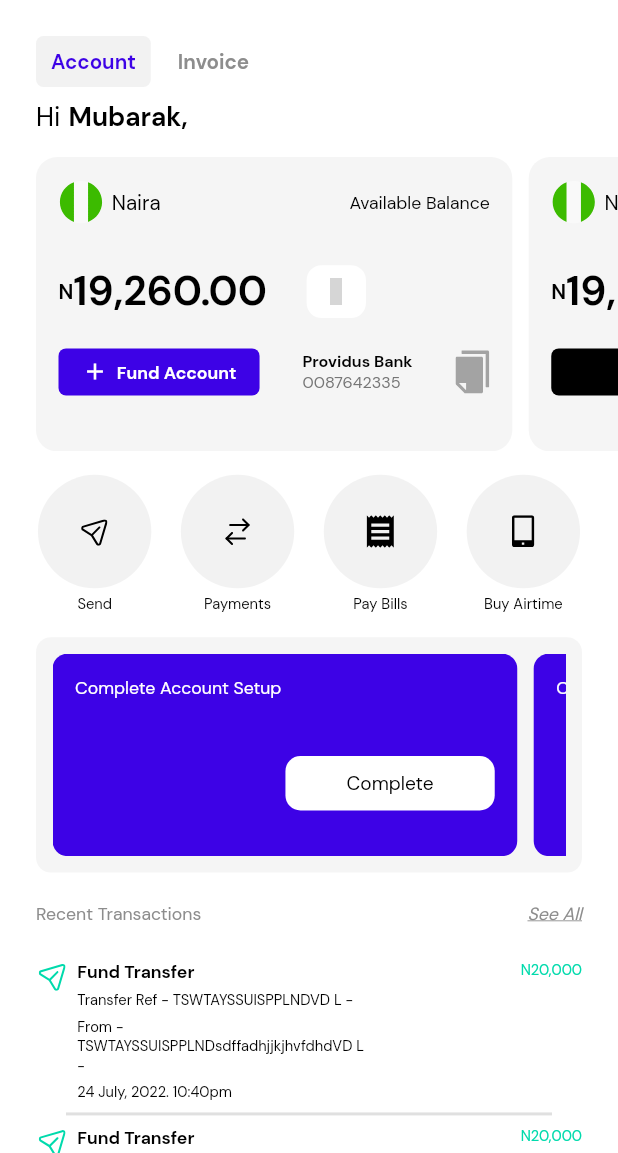
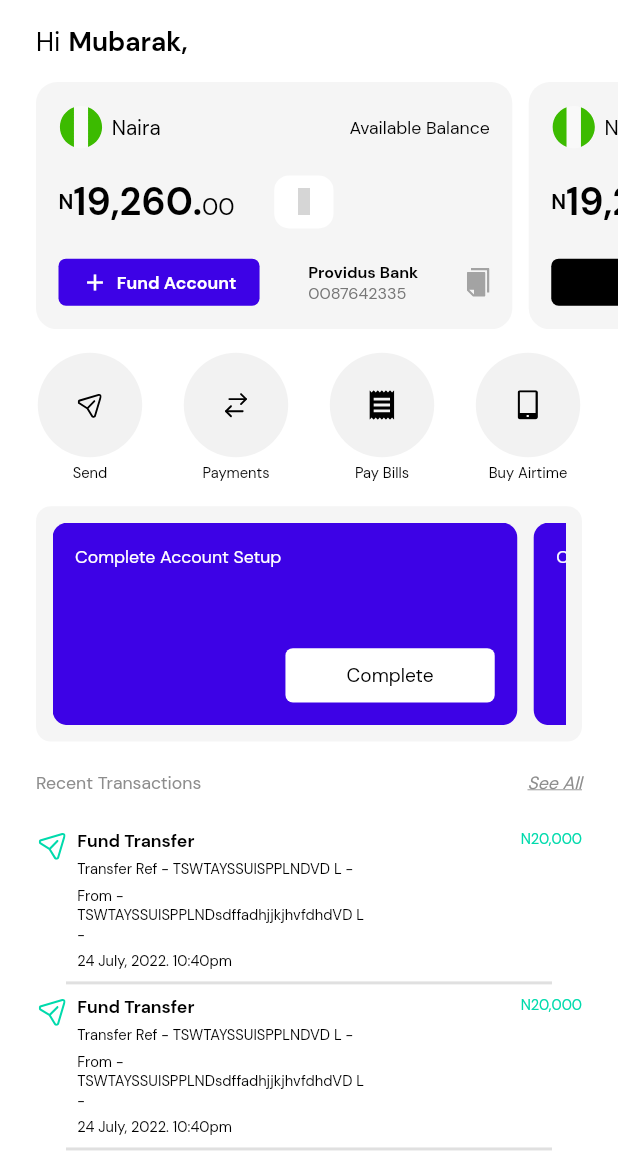
Before and after one commit to tech-cleverafrica/sprout-mobile, a Flutter app: the HomePage screen opened directly, on a phone screen of 412 x 824 dp, the part 83-1236 px from its top. Run offline on Flutter 3.47's test engine with Material 2 defaults, Android fonts, the phone set to English and light mode, and no system bars; drawn by our look-alikes of flutter_styled_toast; our stand-ins replace badges, community_material_icon, dropdown_button2, flutter_easyloading, flutter_masked_text2, flutter_pw_validator and 7 more; missing offline and left inert: neon_circular_timer; accounts and stored records are empty; grey boxes are pictures that could not be loaded.

Commit message:
adjusted home page to cater for more content

```diff
--- a/lib/src/components/home/view/homepage.dart
+++ b/lib/src/components/home/view/homepage.dart
@@ -38,8 +38,9 @@ class _HomePageState extends State<HomePage> {
           addVerticalSpace(19.h),
           getHomeHeader(isDarkMode),
           addVerticalSpace(16.h),
-          getDisplaySwitch(isDarkMode),
-          showInvoice ? getInvoiceDisplay() : getHomeDisplay(isDarkMode, theme)
+          // getDisplaySwitch(isDarkMode),
+          getHomeDisplay(isDarkMode, theme)
+          // showInvoice ? getInvoiceDisplay() : getHomeDisplay(isDarkMode, theme)
         ])),
       ),
     );
@@ -149,7 +150,7 @@ class _HomePageState extends State<HomePage> {
         ),
         addVerticalSpace(16.h),
         SizedBox(
-          height: 200.h,
+          height: MediaQuery.of(context).size.height * 0.2,
           child: ListView(
             padding: EdgeInsets.symmetric(horizontal: 24),
             shrinkWrap: true,
@@ -161,7 +162,8 @@ class _HomePageState extends State<HomePage> {
                 currency: "Naira",
                 title: "Available Balance",
                 symbol: "N",
-                balance: "19,260.00",
+                naira: "19,260",
+                kobo: "00",
                 bank: "Providus Bank",
                 accountNumber: "0087642335",
                 buttontext: "Fund Account",
@@ -178,7 +180,8 @@ class _HomePageState extends State<HomePage> {
                 currency: "Naira",
                 title: "Savings Balance",
                 symbol: "N",
-                balance: "19,260.00",
+                naira: "19,260",
+                kobo: "00",
                 bank: "Providus Bank",
                 accountNumber: "0087642335",
                 buttontext: "Details",
@@ -195,7 +198,8 @@ class _HomePageState extends State<HomePage> {
                 currency: "USD",
                 title: "Account Balance",
                 symbol: 'N',
-                balance: "120.00 ",
+                naira: "19,260",
+                kobo: "00",
                 bank: "Providus Bank",
                 accountNumber: "0087642335",
                 buttontext: "Details",
@@ -237,6 +241,7 @@ class _HomePageState extends State<HomePage> {
                         padding: const EdgeInsets.all(15.0),
                         child: Column(
                           crossAxisAlignment: CrossAxisAlignment.start,
+                          mainAxisAlignment: MainAxisAlignment.spaceBetween,
                           children: [
                             Text(
                               "Complete Account Setup",
@@ -258,7 +263,7 @@ class _HomePageState extends State<HomePage> {
                                       color: isDarkMode
                                           ? AppColors.black
                                           : AppColors.white,
-                                      borderRadius: BorderRadius.circular(10)),
+                                      borderRadius: BorderRadius.circular(5)),
                                   child: Center(
                                       child: Text(
                                     "Complete",
--- a/lib/src/components/home/view/widgets.dart
+++ b/lib/src/components/home/view/widgets.dart
@@ -249,10 +249,10 @@ class itemOptions extends StatelessWidget {
               child: Container(
                 decoration: BoxDecoration(shape: BoxShape.circle, color: color),
                 child: Padding(
-                  padding: const EdgeInsets.all(27.0),
+                  padding: const EdgeInsets.all(25.0),
                   child: SvgPicture.asset(svg,
-                      height: 22.h,
-                      width: 22.w,
+                      height: 20.h,
+                      width: 20.w,
                       color: isDark ? AppColors.white : AppColors.black),
                 ),
               ),
@@ -281,7 +281,8 @@ class BalanceCard extends StatelessWidget {
       required this.currency,
       required this.title,
       required this.symbol,
-      required this.balance,
+      required this.naira,
+      required this.kobo,
       required this.bank,
       required this.buttontext,
       required this.buttonColor,
@@ -297,7 +298,8 @@ class BalanceCard extends StatelessWidget {
   final String currency;
   final String title;
   final String symbol;
-  final String balance;
+  final String naira;
+  final String kobo;
   final String bank;
   final String buttontext;
   final String accountNumber;
@@ -355,7 +357,7 @@ class BalanceCard extends StatelessWidget {
                 )
               ],
             ),
-            addVerticalSpace(15.h),
+            addVerticalSpace(5.h),
             Row(
               children: [
                 Row(
@@ -376,14 +378,37 @@ class BalanceCard extends StatelessWidget {
                                 fontWeight: FontWeight.w700),
                           ),
                           Text(
-                            balance,
+                            naira,
                             style: TextStyle(
                                 fontFamily: "DMSans",
-                                fontSize: 28.sp,
+                                fontSize: 26.sp,
                                 color: isDarkMode
                                     ? AppColors.white
                                     : AppColors.black,
                                 fontWeight: FontWeight.w700),
+                          ),
+                          Text(
+                            ".",
+                            style: TextStyle(
+                                fontFamily: "DMSans",
+                                fontSize: 26.sp,
+                                color: isDarkMode
+                                    ? AppColors.white
+                                    : AppColors.black,
+                                fontWeight: FontWeight.w700),
+                          ),
+                          Container(
+                            margin: EdgeInsets.only(top: 5),
+                            child: Text(
+                              kobo,
+                              style: TextStyle(
+                                  fontFamily: "DMSans",
+                                  fontSize: 16.sp,
+                                  color: isDarkMode
+                                      ? AppColors.white
+                                      : AppColors.black,
+                                  fontWeight: FontWeight.w500),
+                            ),
                           )
                         ],
                       ),
@@ -477,7 +502,7 @@ class BalanceCard extends StatelessWidget {
                   visible: copyVisible,
                   child: SvgPicture.asset(
                     AppSvg.copy,
-                    height: 30,
+                    height: 20,
                   ),
                 )
               ],
```
